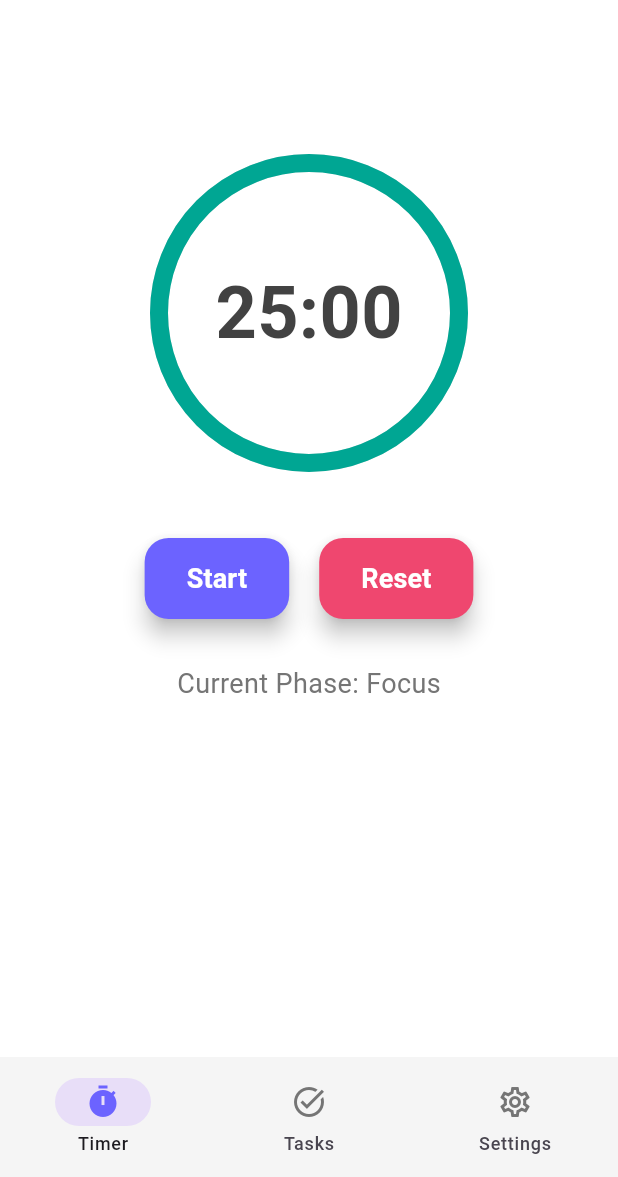
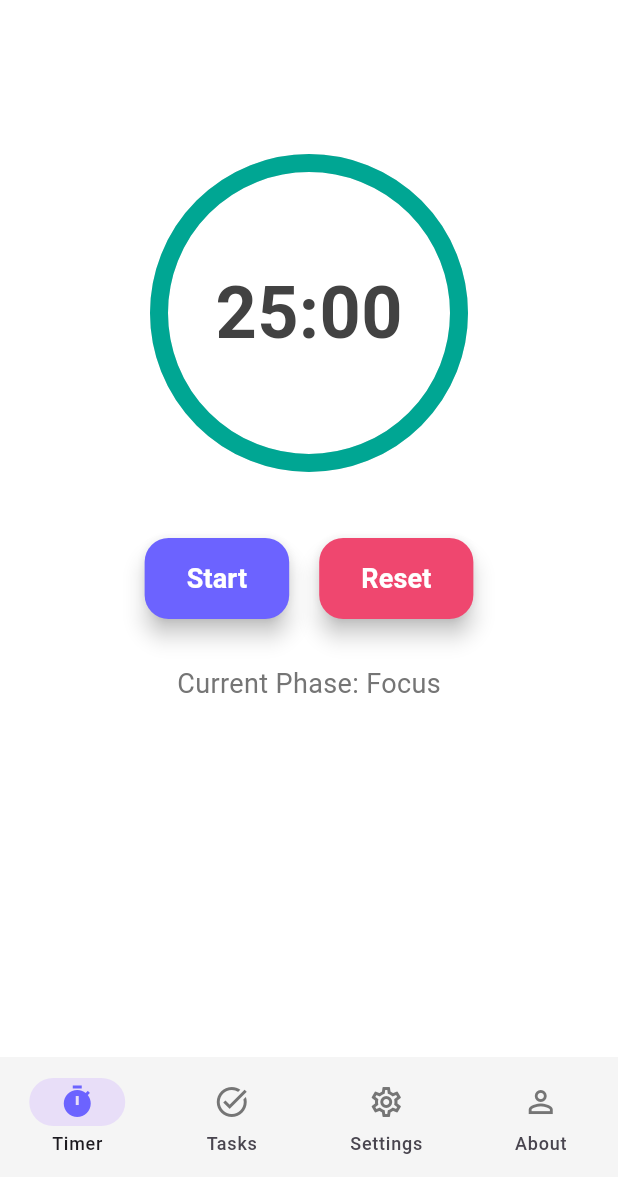
Before and after one commit to shahriaarrr/Tomodoro, a Flutter app: the screen it shows after launch, on a phone screen of 412 x 824 dp, the part 59-1236 px from its top. Run offline on Flutter 3.47's test engine with Material 3 defaults, Android fonts, the phone set to English and light mode, and no system bars; our stand-ins replace audioplayers, flutter_riverpod, hive, hive_flutter, shared_preferences; accounts and stored records are empty.

Commit message:
add about page logic

```diff
--- a/lib/pages/home.dart
+++ b/lib/pages/home.dart
@@ -1,6 +1,7 @@
 import 'package:flutter/material.dart';
 import 'package:flutter_riverpod/flutter_riverpod.dart';
 import 'package:tomodoro/models/timer.dart';
+import 'package:tomodoro/pages/about.dart';
 import 'package:tomodoro/pages/tasks.dart';
 import 'package:tomodoro/pages/settings.dart';
 
@@ -68,9 +69,10 @@ class _MyHomePageState extends ConsumerState<MyHomePage>
       ),
       const TasksPage(),
       const SettingsPage(),
+      const AboutPage(),
     ];
 
-    final List<String> pageTitles = ["Tomodoro", "Tasks", "Settings"];
+    final List<String> pageTitles = ["Tomodoro", "Tasks", "Settings", "About"];
 
     return Scaffold(
       appBar: AppBar(title: Text(pageTitles[currentPageIndex])),
--- a/lib/widgets/main_navigation_bar.dart
+++ b/lib/widgets/main_navigation_bar.dart
@@ -43,6 +43,14 @@ class MainNavigationBar extends StatelessWidget {
           ),
           label: 'Settings',
         ),
+        NavigationDestination(
+          selectedIcon: Icon(Icons.person, color: const Color(0xFF6C63FF)),
+          icon: Icon(
+            Icons.person_outline,
+            color: isDarkMode ? Colors.grey : Colors.grey[600],
+          ),
+          label: 'About',
+        ),
       ],
     );
   }
--- a/pubspec.yaml
+++ b/pubspec.yaml
@@ -40,6 +40,7 @@ dependencies:
   hive: ^2.2.3
   hive_flutter: ^1.1.0
   shared_preferences: ^2.5.3
+  url_launcher: ^6.3.1
 
 dev_dependencies:
   flutter_test:
```
Also changed, not shown: lib/pages/about.dart (added, +54 -0 lines), pubspec.lock.
